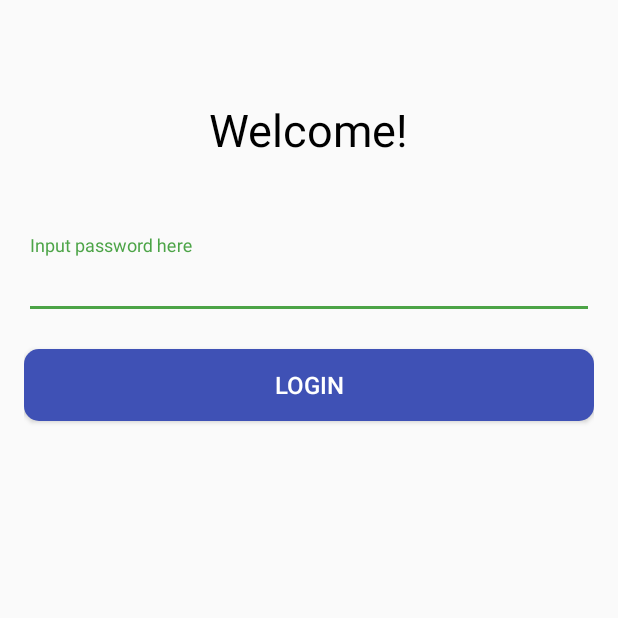
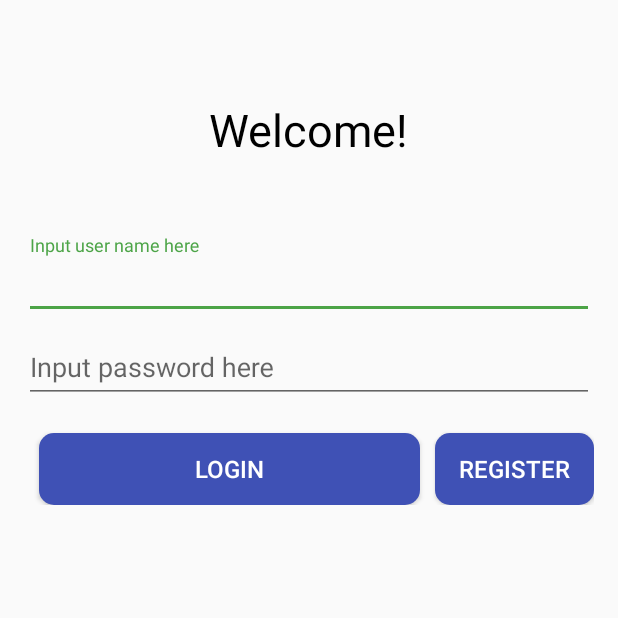
Before and after one commit to chewenkai/NFC-inventory, an Android app: the screen it shows after launch (LoginActivity), on a phone screen of 412 x 824 dp, the top half of it. Run offline under Robolectric (Android 15) with nearby library versions, the phone set to English and light mode, and no system bars; libraries missing offline, so code that uses them is left out: org.greenrobot.greendao; 3 statements that could not run were skipped.

Commit message:
fix backgroud problem

```diff
--- a/app/src/main/java/com/kevin/rfidmanager/Activity/LoginActivity.java
+++ b/app/src/main/java/com/kevin/rfidmanager/Activity/LoginActivity.java
@@ -34,9 +34,10 @@ import static com.kevin.rfidmanager.Utils.ConstantManager.PERMISSION_REQUEST_COD
  * Created by Kevin on 2017/1/26
  */
 public class LoginActivity extends AppCompatActivity {
+    private EditText mPersonEdit;   // user name editor
     private EditText mPwdEdit;  // Password text editor
-    private Button mLoginBtn;   // Login button
-    private String mPwdStr;
+    private Button mLoginBtn, mRegisterButton;   // Login button
+    private String mUserNameStr, mPwdStr;
 
     @Override
     protected void onCreate(Bundle savedInstanceState) {
@@ -56,8 +57,10 @@ public class LoginActivity extends AppCompatActivity {
      * find view in layout file.(xml file)
      */
     private void findView() {
+        mPersonEdit = (EditText) findViewById(R.id.login_activity_personname_edittext);
         mPwdEdit = (EditText) findViewById(R.id.login_activity_password_edittext);
         mLoginBtn = (Button) findViewById(R.id.login_activity_login_btn);
+        mRegisterButton = (Button) findViewById(R.id.login_activity_regist_btn);
     }
 
     /*
@@ -72,14 +75,22 @@ public class LoginActivity extends AppCompatActivity {
                 if (IS_DEBUGING) {
                     startActivity(new Intent(LoginActivity.this, MainActivity.class));
                 }
+                mUserNameStr = mPersonEdit.getText().toString();
+                if (StringUtil.isEmpty(mUserNameStr)) {
+                    Snackbar.make(v, R.string.empty_username_warning, Snackbar.LENGTH_LONG).show();
+                    return;
+                }
                 mPwdStr = mPwdEdit.getText().toString();
-                if (StringUtil.isEmpty(mPwdStr))
-                    Snackbar.make(v, R.string.empty_warning, Snackbar.LENGTH_LONG).show();
+                if (StringUtil.isEmpty(mPwdStr)) {
+                    Snackbar.make(v, R.string.empty_password_warning, Snackbar.LENGTH_LONG).show();
+                    return;
+                }
 
                 // compare two string
                 SPUtil us = SPUtil.getInstence(getApplicationContext());
                 String rightPassword = us.getPassWord();
-                if (mPwdStr.equals(rightPassword)){
+                String rightUsername = us.getPersonName();
+                if (mPwdStr.equals(rightPassword) && mUserNameStr.equals(rightUsername)){
                     startActivity(new Intent(LoginActivity.this, MainActivity.class));
                 }else{
                     Snackbar.make(v, R.string.login_fail, Snackbar.LENGTH_LONG).show();
@@ -87,6 +98,14 @@ public class LoginActivity extends AppCompatActivity {
                 packUpImm();
             }
         });
+
+        mRegisterButton.setOnClickListener(new View.OnClickListener() {
+            @Override
+            public void onClick(View v) {
+                showPasswordInputDialog();
+            }
+        });
+
         passwordReminder();
     }
 
@@ -112,6 +131,7 @@ public class LoginActivity extends AppCompatActivity {
         final View dialogView = inflater.inflate(R.layout.password_input_dialog_layout, null);
         dialogBuilder.setView(dialogView);
 
+        final EditText usernameEdt = (EditText) dialogView.findViewById(R.id.username_editor);
         final EditText firstPasswordEdt = (EditText) dialogView.findViewById(R.id.password_editor);
         final EditText confirmPasswordEdt = (EditText) dialogView.findViewById(R.id.confirm_password);
         final TextView message = (TextView) dialogView.findViewById(R.id.message_text_login);
@@ -138,9 +158,14 @@ public class LoginActivity extends AppCompatActivity {
                     finish();
                     return;
                 }
+                if (usernameEdt.getText().toString().isEmpty()) {
+                    message.setText(R.string.empty_username_warning);
+                    message.setTextColor(getResources().getColor(R.color.warning_color));
+                    return;
+                }
                 if (firstPasswordEdt.getText().toString().isEmpty() ||
                         confirmPasswordEdt.getText().toString().isEmpty()) {
-                    message.setText(R.string.empty_warning);
+                    message.setText(R.string.empty_password_warning);
                     message.setTextColor(getResources().getColor(R.color.warning_color));
                     return;
                 }
@@ -154,6 +179,7 @@ public class LoginActivity extends AppCompatActivity {
                 //save password with edt.getText().toString();
                 SPUtil us = SPUtil.getInstence(getApplicationContext());
                 us.savePassWord(firstPasswordEdt.getText().toString());
+                us.savePersonName(usernameEdt.getText().toString());
                 Toast.makeText(getApplicationContext(), R.string.password_saved, Toast.LENGTH_LONG).
                         show();
                 startActivity(new Intent(LoginActivity.this, MainActivity.class));
--- a/app/src/main/res/layout/activity_login.xml
+++ b/app/src/main/res/layout/activity_login.xml
@@ -20,12 +20,23 @@
         android:textColor="@color/black"
         android:textSize="30sp" />
 
+    <android.support.design.widget.TextInputLayout
+        android:id="@+id/login_activity_personname_textinputlayout"
+        android:layout_width="match_parent"
+        android:layout_height="wrap_content"
+        android:layout_below="@id/login_activity_welcome_text"
+        android:hint="Input user name here">
+        <android.support.design.widget.TextInputEditText
+            android:id="@+id/login_activity_personname_edittext"
+            android:layout_width="match_parent"
+            android:layout_height="wrap_content" />
+    </android.support.design.widget.TextInputLayout>
 
     <android.support.design.widget.TextInputLayout
         android:id="@+id/password_layout"
         android:layout_width="match_parent"
         android:layout_height="wrap_content"
-        android:layout_below="@id/login_activity_welcome_text"
+        android:layout_below="@id/login_activity_personname_textinputlayout"
         android:hint="Input password here"
         app:hintAnimationEnabled="true">
 
@@ -36,14 +47,33 @@
             android:inputType="textPassword" />
     </android.support.design.widget.TextInputLayout>
 
-    <Button
-        android:id="@+id/login_activity_login_btn"
+    <LinearLayout
         android:layout_width="match_parent"
         android:layout_height="wrap_content"
-        android:layout_below="@id/password_layout"
-        android:layout_marginTop="20dp"
-        android:background="@drawable/btn_login_background"
-        android:text="Login"
-        android:textColor="@color/white"
-        android:textSize="16sp" />
+        android:orientation="horizontal"
+        android:layout_below="@id/password_layout">
+        <Button
+            android:id="@+id/login_activity_login_btn"
+            android:layout_width="wrap_content"
+            android:layout_height="wrap_content"
+            android:layout_marginTop="20dp"
+            android:layout_marginLeft="10dp"
+            android:layout_marginRight="10dp"
+            android:background="@drawable/btn_login_background"
+            android:text="@string/login"
+            android:textColor="@color/white"
+            android:textSize="16sp"
+            android:layout_weight="1"/>
+        <Button
+            android:id="@+id/login_activity_regist_btn"
+            android:layout_width="wrap_content"
+            android:layout_height="wrap_content"
+            android:layout_marginTop="20dp"
+            android:background="@drawable/btn_login_background"
+            android:text="@string/register"
+            android:textColor="@color/white"
+            android:textSize="16sp" />
+    </LinearLayout>
+
+
 </RelativeLayout>
--- a/app/src/main/res/layout/item_list_layout.xml
+++ b/app/src/main/res/layout/item_list_layout.xml
@@ -8,7 +8,8 @@
     <android.support.v7.widget.RecyclerView
         android:id="@+id/recycle_item_list"
         android:layout_width="match_parent"
-        android:layout_height="match_parent">
+        android:layout_height="match_parent"
+        android:background="@color/white">
 
     </android.support.v7.widget.RecyclerView>
 
--- a/app/src/main/res/values/strings.xml
+++ b/app/src/main/res/values/strings.xml
@@ -13,11 +13,17 @@
     <string name="setting_b">Setting</string>
 
     <!--login UI-->
+    <string name="input_user_name">Input username here</string>
+    <string name="input_new_password">Input new password here</string>
+    <string name="input_password_again">Input your password again</string>
+    <string name="no_password_required_this_time">No password is required at this time.</string>
+    <string name="do_not_show_this_again">Do not show this message again.</string>
     <string name="welcome">Welcome to RFID system.</string>
     <string name="password_input_reminder">Please, set up your password. This password will be necessary in order to log into your RFID system.</string>
-    <string name="password_saved">Password saved!</string>
+    <string name="password_saved">Username and password saved!</string>
     <string name="password_omitted">Password omitted!</string>
-    <string name="empty_warning">The password should not be empty!</string>
+    <string name="empty_username_warning">The username should not be empty!</string>
+    <string name="empty_password_warning">The password should not be empty!</string>
     <string name="login_fail">Login failed! Wrong username or password! Please retry!</string>
     <string name="diff_passwd">Two passwords are not consistant, please retry.</string>
 
@@ -47,5 +53,7 @@
     <string name="items_name">Items Name</string>
     <string name="add_more_images">Add more Images</string>
     <string name="description">Description...</string>
+    <string name="login">Login</string>
+    <string name="register">Register</string>
 
 </resources>
```
Also changed, not shown: app/src/main/java/com/kevin/rfidmanager/Activity/MainActivity.java (+7 -0 lines), app/src/main/res/layout/item_adapter_layout.xml (+17 -23 lines), app/src/main/res/layout/password_input_dialog_layout.xml (+17 -6 lines).
